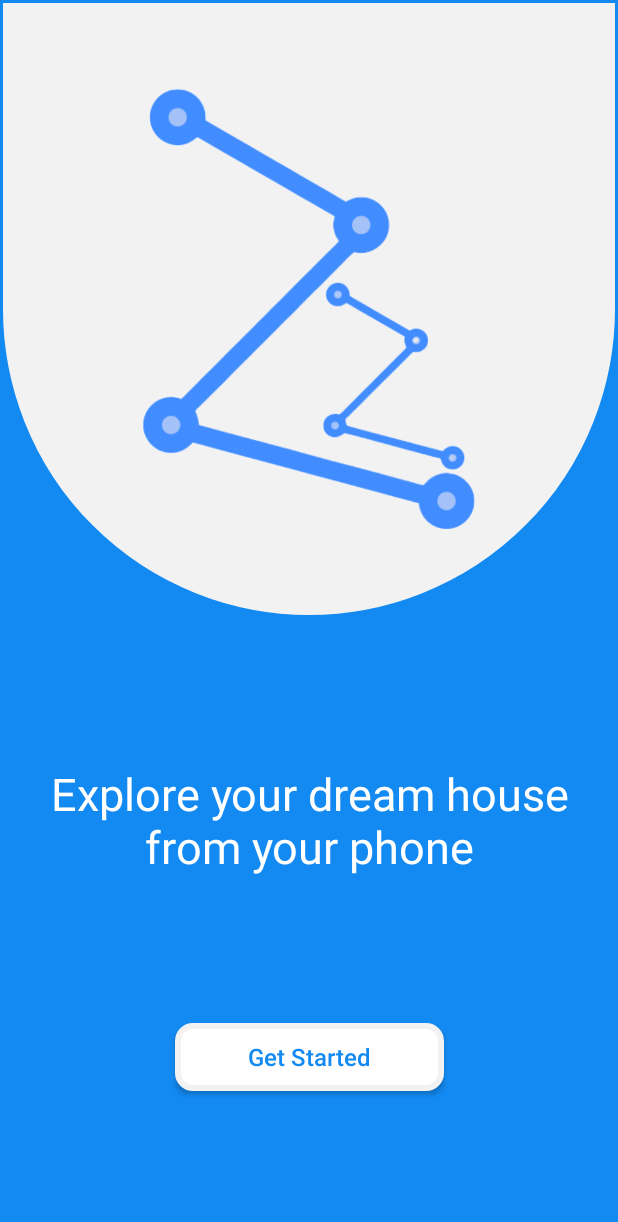
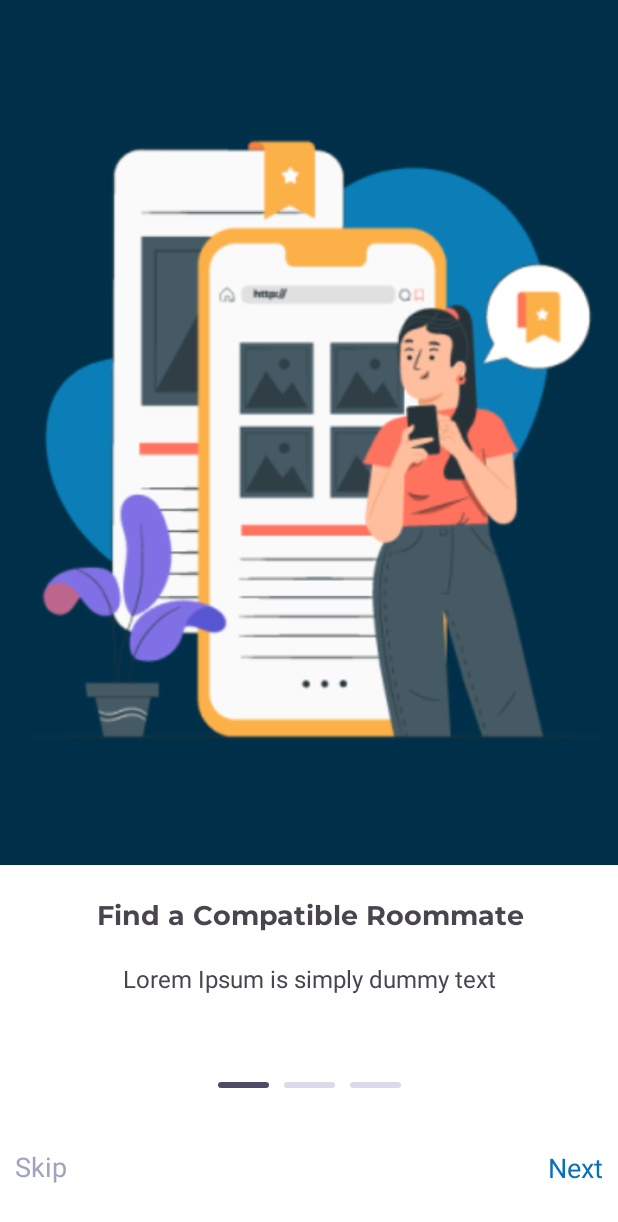
Before and after one commit to iamashish1/findRoomies, an Android app: the screen it shows after launch (MainActivity before the commit, SplashActivity after it), on a phone screen of 412 x 824 dp. Shown: the top 1222 px of the screen. Run offline under Robolectric (Android 15) with nearby library versions, the phone set to English and light mode, and no system bars.

Commit message:
added onboarding

```diff
--- /dev/null
+++ b/app/src/main/java/com/example/findroomies/ui/activities/SplashActivity.kt
@@ -0,0 +1,18 @@
+package com.example.findroomies.ui.activities
+
+import androidx.appcompat.app.AppCompatActivity
+import android.os.Bundle
+import androidx.viewpager2.widget.ViewPager2
+import com.example.findroomies.R
+import com.example.findroomies.ui.adapters.PagerAdapter
+
+class SplashActivity : AppCompatActivity() {
+    override fun onCreate(savedInstanceState: Bundle?) {
+        super.onCreate(savedInstanceState)
+        setContentView(R.layout.activity_splash)
+
+        val viewPager = findViewById<ViewPager2>(R.id.view_pager)
+        val adapter = PagerAdapter(this)
+        viewPager.adapter = adapter
+    }
+}
--- /dev/null
+++ b/app/src/main/java/com/example/findroomies/ui/adapters/PagerAdapter.kt
@@ -0,0 +1,19 @@
+package com.example.findroomies.ui.adapters
+
+import androidx.fragment.app.Fragment
+import androidx.fragment.app.FragmentActivity
+import androidx.fragment.app.FragmentManager
+import androidx.viewpager2.adapter.FragmentStateAdapter
+import com.example.findroomies.ui.fragments.Onboarding1
+
+class PagerAdapter( frag: FragmentActivity) : FragmentStateAdapter(frag) {
+    private val fragmentList = listOf<Fragment>(Onboarding1())
+
+    override fun getItemCount(): Int {
+        return fragmentList.size
+    }
+
+    override fun createFragment(position: Int): Fragment {
+       return fragmentList[position]
+    }
+}
--- /dev/null
+++ b/app/src/main/java/com/example/findroomies/ui/fragments/Onboarding1.kt
@@ -0,0 +1,60 @@
+package com.example.findroomies.ui.fragments
+
+import android.os.Bundle
+import androidx.fragment.app.Fragment
+import android.view.LayoutInflater
+import android.view.View
+import android.view.ViewGroup
+import com.example.findroomies.R
+
+// TODO: Rename parameter arguments, choose names that match
+// the fragment initialization parameters, e.g. ARG_ITEM_NUMBER
+private const val ARG_PARAM1 = "param1"
+private const val ARG_PARAM2 = "param2"
+
+/**
+ * A simple [Fragment] subclass.
+ * Use the [Onboarding1.newInstance] factory method to
+ * create an instance of this fragment.
+ */
+class Onboarding1 : Fragment() {
+    // TODO: Rename and change types of parameters
+    private var param1: String? = null
+    private var param2: String? = null
+
+    override fun onCreate(savedInstanceState: Bundle?) {
+        super.onCreate(savedInstanceState)
+        arguments?.let {
+            param1 = it.getString(ARG_PARAM1)
+            param2 = it.getString(ARG_PARAM2)
+        }
+    }
+
+    override fun onCreateView(
+        inflater: LayoutInflater, container: ViewGroup?,
+        savedInstanceState: Bundle?
+    ): View? {
+        // Inflate the layout for this fragment
+        return inflater.inflate(R.layout.fragment_onboarding1, container, false)
+    }
+
+    companion object {
+        /**
+         * Use this factory method to create a new instance of
+         * this fragment using the provided parameters.
+         *
+         * @param param1 Parameter 1.
+         * @param param2 Parameter 2.
+         * @return A new instance of fragment Onboarding1.
+         */
+        // TODO: Rename and change types and number of parameters
+        @JvmStatic
+        fun newInstance(param1: String, param2: String) =
+            Onboarding1().apply {
+                arguments = Bundle().apply {
+                    putString(ARG_PARAM1, param1)
+                    putString(ARG_PARAM2, param2)
+                }
+            }
+    }
+}
--- /dev/null
+++ b/app/src/main/res/drawable/rect_dot.xml
@@ -0,0 +1,4 @@
+<?xml version="1.0" encoding="utf-8"?>
+<shape xmlns:android="http://schemas.android.com/apk/res/android">
+    <solid android:color="#4E4B66" /> <corners android:radius="5dp" />
+</shape>
--- /dev/null
+++ b/app/src/main/res/drawable/rect_dot_unselected.xml
@@ -0,0 +1,4 @@
+<?xml version="1.0" encoding="utf-8"?>
+<shape xmlns:android="http://schemas.android.com/apk/res/android">
+    <solid android:color="#D9DBE9" /> <corners android:radius="5dp" />
+</shape>
--- /dev/null
+++ b/app/src/main/res/layout/activity_splash.xml
@@ -0,0 +1,18 @@
+<?xml version="1.0" encoding="utf-8"?>
+<androidx.constraintlayout.widget.ConstraintLayout xmlns:android="http://schemas.android.com/apk/res/android"
+    xmlns:app="http://schemas.android.com/apk/res-auto"
+    xmlns:tools="http://schemas.android.com/tools"
+    android:layout_width="match_parent"
+    android:layout_height="match_parent"
+    tools:context=".ui.activities.SplashActivity">
+
+    <androidx.viewpager2.widget.ViewPager2
+        android:id="@+id/view_pager"
+        android:layout_width="match_parent"
+        android:layout_height="match_parent"
+        app:layout_constraintBottom_toBottomOf="parent"
+        app:layout_constraintEnd_toEndOf="parent"
+        app:layout_constraintStart_toStartOf="parent"
+        app:layout_constraintTop_toTopOf="parent" />
+
+</androidx.constraintlayout.widget.ConstraintLayout>
--- /dev/null
+++ b/app/src/main/res/layout/fragment_onboarding1.xml
@@ -0,0 +1,124 @@
+<?xml version="1.0" encoding="utf-8"?>
+<androidx.constraintlayout.widget.ConstraintLayout xmlns:android="http://schemas.android.com/apk/res/android"
+    xmlns:app="http://schemas.android.com/apk/res-auto"
+    xmlns:tools="http://schemas.android.com/tools"
+    android:layout_width="match_parent"
+    android:layout_height="match_parent"
+    tools:context=".ui.fragments.Onboarding1">
+
+    <androidx.constraintlayout.widget.Guideline
+        android:id="@+id/guideline4"
+        android:layout_width="wrap_content"
+        android:layout_height="wrap_content"
+        android:orientation="horizontal"
+        app:layout_constraintGuide_percent="0.7" />
+
+    <androidx.constraintlayout.widget.ConstraintLayout
+        android:id="@+id/constraintLayout"
+        android:layout_width="match_parent"
+        android:layout_height="0dp"
+        android:background="#003049"
+        app:layout_constraintBottom_toTopOf="@+id/guideline4"
+        app:layout_constraintEnd_toEndOf="parent"
+        app:layout_constraintStart_toStartOf="parent"
+        app:layout_constraintTop_toTopOf="parent">
+
+        <ImageView
+            android:id="@+id/imageView5"
+            android:layout_width="441dp"
+            android:layout_height="486dp"
+            android:src="@drawable/one"
+            app:layout_constraintBottom_toBottomOf="parent"
+            app:layout_constraintEnd_toEndOf="parent"
+            app:layout_constraintStart_toStartOf="parent"
+            app:layout_constraintTop_toTopOf="parent" />
+    </androidx.constraintlayout.widget.ConstraintLayout>
+
+    <TextView
+        android:id="@+id/textView15"
+        android:layout_width="492dp"
+        android:layout_height="39dp"
+        android:layout_marginTop="20dp"
+        android:fontFamily="@font/montserrat_bold"
+        android:text="Find a Compatible Roommate"
+        android:textAlignment="center"
+        android:textSize="18sp"
+        app:layout_constraintEnd_toEndOf="parent"
+        app:layout_constraintStart_toStartOf="parent"
+        app:layout_constraintTop_toTopOf="@+id/guideline4" />
+
+    <TextView
+        android:id="@+id/textView16"
+        android:layout_width="wrap_content"
+        android:layout_height="wrap_content"
+        android:layout_marginTop="5dp"
+        android:text="Lorem Ipsum is simply dummy text"
+        app:layout_constraintEnd_toEndOf="parent"
+        app:layout_constraintStart_toStartOf="parent"
+        app:layout_constraintTop_toBottomOf="@+id/textView15" />
+
+    <TextView
+        android:id="@+id/textView19"
+        android:layout_width="43dp"
+        android:layout_height="25dp"
+        android:layout_marginStart="10dp"
+        android:layout_marginEnd="10dp"
+        android:layout_marginBottom="33dp"
+        android:text="Skip"
+        android:textColor="#A0A3BD"
+        android:textSize="18sp"
+        app:layout_constraintBottom_toBottomOf="parent"
+        app:layout_constraintEnd_toStartOf="@+id/textView20"
+        app:layout_constraintHorizontal_bias="0.5"
+        app:layout_constraintHorizontal_chainStyle="spread_inside"
+        app:layout_constraintStart_toStartOf="parent" />
+
+    <TextView
+        android:id="@+id/textView20"
+        android:layout_width="wrap_content"
+        android:layout_height="wrap_content"
+        android:layout_marginEnd="10dp"
+        android:layout_marginBottom="33dp"
+        android:text="Next"
+        android:textColor="#076FBA"
+        android:textSize="18sp"
+        app:layout_constraintBottom_toBottomOf="parent"
+        app:layout_constraintEnd_toEndOf="parent"
+        app:layout_constraintHorizontal_bias="0.5"
+        app:layout_constraintStart_toEndOf="@+id/textView19" />
+
+    <ImageView
+        android:id="@+id/imageView10"
+        android:layout_width="34dp"
+        android:layout_height="4dp"
+        android:layout_marginEnd="10dp"
+        android:layout_marginBottom="40dp"
+        android:src="@drawable/rect_dot"
+        app:layout_constraintBottom_toTopOf="@+id/textView19"
+        app:layout_constraintEnd_toStartOf="@+id/imageView12"
+        app:layout_constraintHorizontal_bias="0.5"
+        app:layout_constraintHorizontal_chainStyle="packed"
+        app:layout_constraintStart_toStartOf="parent" />
+
+    <ImageView
+        android:id="@+id/imageView11"
+        android:layout_width="34dp"
+        android:layout_height="4dp"
+        android:src="@drawable/rect_dot_unselected"
+        app:layout_constraintBottom_toBottomOf="@+id/imageView12"
+        app:layout_constraintEnd_toEndOf="parent"
+        app:layout_constraintHorizontal_bias="0.5"
+        app:layout_constraintStart_toEndOf="@+id/imageView12" />
+
+    <ImageView
+        android:id="@+id/imageView12"
+        android:layout_width="34dp"
+        android:layout_height="4dp"
+        android:layout_marginEnd="10dp"
+        android:src="@drawable/rect_dot_unselected"
+        app:layout_constraintBottom_toBottomOf="@+id/imageView10"
+        app:layout_constraintEnd_toStartOf="@+id/imageView11"
+        app:layout_constraintHorizontal_bias="0.5"
+        app:layout_constraintStart_toEndOf="@+id/imageView10" />
+
+</androidx.constraintlayout.widget.ConstraintLayout>
--- a/app/src/main/res/values/colors.xml
+++ b/app/src/main/res/values/colors.xml
@@ -2,7 +2,7 @@
 <resources>
     <color name="black">#FF000000</color>
     <color name="white">#FFFFFFFF</color>
-    <color name="primary_color">#FF5722</color>
+    <color name="primary_color">#003049</color>
     <color name="primary_variant_color">#E64A19</color>
     <color name="text_on_primary_color">#FFFFFF</color>
     <color name="secondary_color">#2196F3</color>
@@ -12,7 +12,7 @@
     <color name="status_bar_color">#FF5722</color>
     <color name="window_background_color">#FFFFFF</color>
     <color name="grey_color">#F2F2F2</color>
-    <color name="primary_blue">#056CF2</color>
+    <color name="primary_blue">#003049</color>
     <color name="secondary_blue">#138AF2</color>
     <color name="primary_amber">#F2A922</color>
     <color name="border_color">#C7D7F2</color>
```
Also changed, not shown: app/src/main/AndroidManifest.xml (+11 -5 lines), app/src/main/java/com/example/findroomies/ui/fragments/Onboarding2.kt (added, +60 -0 lines), app/src/main/java/com/example/findroomies/ui/fragments/Onboarding3.kt (added, +60 -0 lines), app/src/main/res/layout/fragment_onboarding2.xml (added, +10 -0 lines), app/src/main/res/layout/fragment_onboarding3.xml (added, +10 -0 lines), app/src/main/res/drawable/one.png (added), app/src/main/res/drawable/two.png (added).
